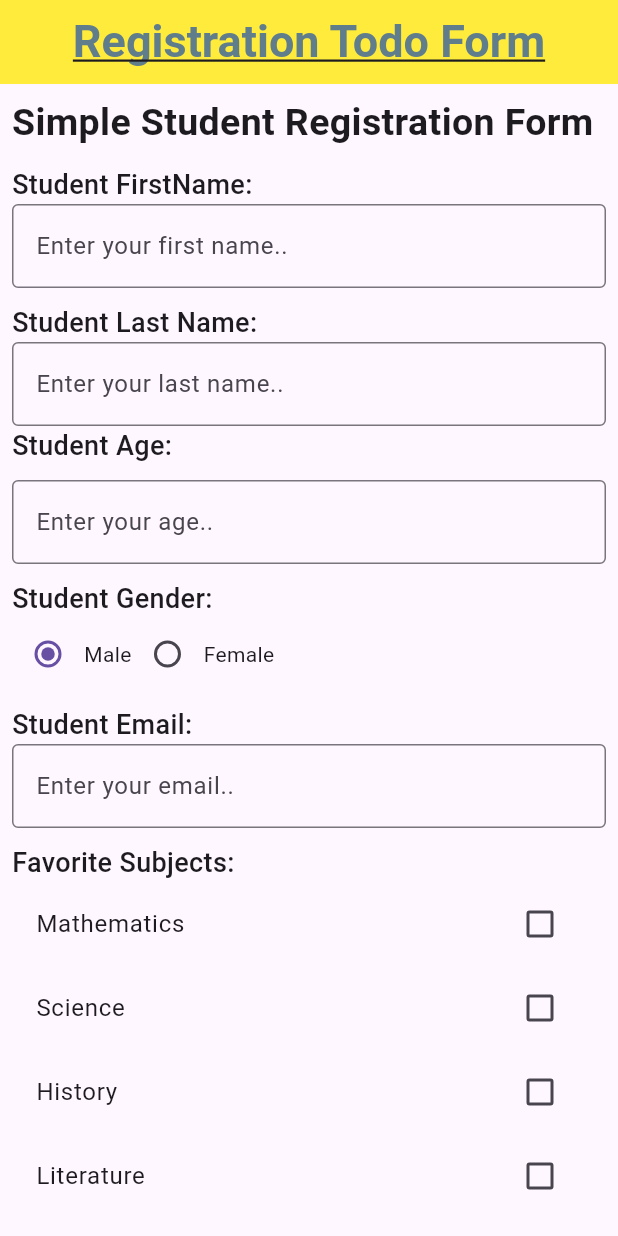
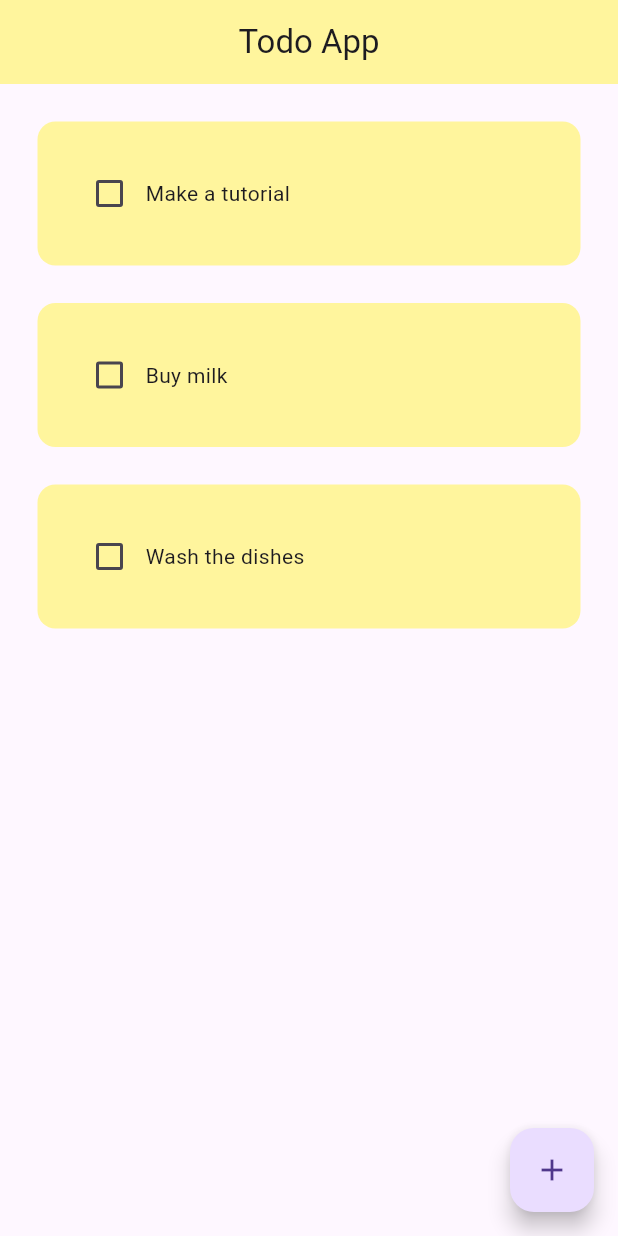
Before and after one commit to Uwihanganyeobed/Flutter-Master-Class, a Flutter app: the screen it shows after launch, on a phone screen of 412 x 824 dp. Run offline on Flutter 3.47's test engine with Material 3 defaults, Android fonts, the phone set to English and light mode, and no system bars; drawn by our look-alikes of flutter_slidable; statements that could not run were skipped.

```diff
--- a/lib/main.dart
+++ b/lib/main.dart
@@ -3,6 +3,10 @@ import 'package:flutter/material.dart';
 import 'package:introduction/todo-app/home_page.dart';
 
 void main() {
+
+  //initialize a hive
+  Hive
+
   runApp(MyApp());
 }
 
--- a/lib/todo-app/home_page.dart
+++ b/lib/todo-app/home_page.dart
@@ -1,5 +1,7 @@
 // ignore_for_file: prefer_const_constructors
 import 'package:flutter/material.dart';
+import 'package:introduction/todo-app/utils/dialog_box.dart';
+import 'package:introduction/todo-app/utils/todo_tile.dart';
 
 class HomePage extends StatefulWidget {
   const HomePage({super.key});
@@ -9,183 +11,74 @@ class HomePage extends StatefulWidget {
 }
 
 class _HomePageState extends State<HomePage> {
-  TextEditingController todoController = TextEditingController();
-  String selectedGender = 'Male';
-  Map<String, bool> favoriteLessons = {
-    'Mathematics': false,
-    'Science': false,
-    'History': false,
-    'Literature': false,
-  };
+  //text controller
+  final _controller = TextEditingController();
+//list of tasks
+  List<List<dynamic>> toDoList = [
+    ["Make a tutorial", false],
+    ["Buy milk", false],
+    ["Wash the dishes", false]
+  ];
+
+//checkbox was tapped
+
+  void checkBoxChanged(bool? value, int index) {
+    setState(() {
+      toDoList[index][1] = value!;
+    });
+  }
+
+  //create new task
+  void createNewTask() {
+    showDialog(
+        context: context,
+        builder: (context) {
+          return DialogBox(
+              controller: _controller,
+              onSave: saveNewTask,
+              onCancel: () => Navigator.of(context).pop());
+        });
+  }
+
+  //save new task
+  void saveNewTask() {
+    setState(() {
+      toDoList.add([_controller.text, false]);
+    });
+    _controller.clear();
+    Navigator.of(context).pop();
+  }
+
+  //delete task
+  void deleteTask(int index) {
+    setState(() {
+      toDoList.removeAt(index);
+    });
+  }
 
   @override
   Widget build(BuildContext context) {
     return Scaffold(
-      appBar: AppBar(
-        title: Center(
-          child: Text(
-            "Registration Todo Form",
-            style: TextStyle(
-              color: Colors.blueGrey,
-              decoration: TextDecoration.underline,
-              fontSize: 30,
-              fontWeight: FontWeight.bold,
-            ),
-            textAlign: TextAlign.center,
+        appBar: AppBar(
+          title: Text('Todo App'),
+          backgroundColor: Colors.yellow[200],
+          centerTitle: true,
+          elevation: 0,
+        ),
+        floatingActionButton: FloatingActionButton(
+          onPressed: () {
+            createNewTask();
+          },
+          child: Icon(Icons.add),
+        ),
+        body: ListView.builder(
+          itemCount: toDoList.length,
+          itemBuilder: (context, index) => TodoTile(
+            taskName: toDoList[index][0],
+            taskCompleted: toDoList[index][1],
+            onChanged: (value) => checkBoxChanged(value, index),
+            deleteFunction: (context) => deleteTask(index),
           ),
-        ),
-        backgroundColor: Colors.yellow,
-      ),
-      body: Center(
-        child: Column(
-          children: [
-            Padding(
-              padding: const EdgeInsets.all(8.0),
-              child: Column(
-                crossAxisAlignment: CrossAxisAlignment.start,
-                children: [
-                  Text(
-                    "Simple Student Registration Form",
-                    style: TextStyle(
-                      fontSize: 25,
-                      fontWeight: FontWeight.bold,
-                    ),
-                    textAlign: TextAlign.center,
-                  ),
-                  SizedBox(height: 10),
-                  Text(
-                    "Student FirstName:",
-                    style: TextStyle(
-                      fontSize: 18,
-                      fontWeight: FontWeight.w500,
-                    ),
-                  ),
-                  TextFormField(
-                    controller: todoController,
-                    decoration: InputDecoration(
-                      hintText: "Enter your first name..",
-                      border: OutlineInputBorder(),
-                    ),
-                  ),
-                  SizedBox(height: 10),
-                  Text(
-                    "Student Last Name:",
-                    style: TextStyle(
-                      fontSize: 18,
-                      fontWeight: FontWeight.w500,
-                    ),
-                  ),
-                  TextFormField(
-                    controller: todoController,
-                    decoration: InputDecoration(
-                      hintText: "Enter your last name..",
-                      border: OutlineInputBorder(),
-                    ),
-                  ),
-                  Text(
-                    "Student Age:",
-                    style: TextStyle(
-                      fontSize: 18,
-                      fontWeight: FontWeight.w500,
-                    ),
-                  ),
-                  SizedBox(height: 10),
-                  TextFormField(
-                    controller: todoController,
-                    decoration: InputDecoration(
-                      hintText: "Enter your age..",
-                      border: OutlineInputBorder(),
-                    ),
-                  ),
-                  SizedBox(height: 10),
-                  Text(
-                    "Student Gender:",
-                    style: TextStyle(
-                      fontSize: 18,
-                      fontWeight: FontWeight.w500,
-                    ),
-                  ),
-                  Row(
-                    children: [
-                      Radio(
-                        value: 'Male',
-                        groupValue: selectedGender,
-                        onChanged: (value) {
-                          setState(() {
-                            selectedGender = value.toString();
-                          });
-                        },
-                      ),
-                      Text('Male'),
-                      Radio(
-                        value: 'Female',
-                        groupValue: selectedGender,
-                        onChanged: (value) {
-                          setState(() {
-                            selectedGender = value.toString();
-                          });
-                        },
-                      ),
-                      Text('Female'),
-                    ],
-                  ),
-                  SizedBox(height: 10),
-                  Text(
-                    "Student Email:",
-                    style: TextStyle(
-                      fontSize: 18,
-                      fontWeight: FontWeight.w500,
-                    ),
-                  ),
-                  TextFormField(
-                    decoration: InputDecoration(
-                      hintText: "Enter your email..",
-                      border: OutlineInputBorder(),
-                    ),
-                  ),
-                  SizedBox(height: 10),
-                  Text(
-                    "Favorite Subjects:",
-                    style: TextStyle(
-                      fontSize: 18,
-                      fontWeight: FontWeight.w500,
-                    ),
-                  ),
-                  ...favoriteLessons.keys.map((String key) {
-                    return CheckboxListTile(
-                      title: Text(key),
-                      value: favoriteLessons[key],
-                      onChanged: (bool? value) {
-                        setState(() {
-                          favoriteLessons[key] = value!;
-                        });
-                      },
-                    );
-                  }).toList(),
-                  SizedBox(height: 20),
-                  Center(
-                    child: ElevatedButton(
-                      style: ElevatedButton.styleFrom(
-                        backgroundColor: Colors.blue,
-                        padding:
-                            EdgeInsets.symmetric(horizontal: 50, vertical: 15),
-                      ),
-                      onPressed: () {
-                        // Handle form submission here
-                        print('Form Submitted');
-                      },
-                      child: Text(
-                        'Submit',
-                        style: TextStyle(fontSize: 18),
-                      ),
-                    ),
-                  ),
-                ],
-              ),
-            ),
-          ],
-        ),
-      ),
-    );
+        ));
   }
 }
--- /dev/null
+++ b/lib/todo-app/utils/todo_tile.dart
@@ -0,0 +1,59 @@
+// ignore_for_file: prefer_const_constructors, sort_child_properties_last
+
+import 'package:flutter/material.dart';
+import 'package:flutter_slidable/flutter_slidable.dart';
+
+class TodoTile extends StatelessWidget {
+  final String taskName;
+  final bool taskCompleted;
+  final Function(bool?)? onChanged;
+  final Function(BuildContext)? deleteFunction;
+
+  const TodoTile(
+      {super.key,
+      required this.taskName,
+      required this.taskCompleted,
+      required this.onChanged,
+      required this.deleteFunction});
+
+  @override
+  Widget build(BuildContext context) {
+    return Padding(
+      padding: const EdgeInsets.only(left: 25.0, right: 25.0, top: 25.0),
+      child: Slidable(
+        endActionPane: ActionPane(motion: StretchMotion(), children: [
+          SlidableAction(
+            onPressed: deleteFunction,
+            icon: Icons.delete,
+            borderRadius: BorderRadius.circular(12),
+            backgroundColor: Colors.red.shade300,
+          )
+        ]),
+        child: Container(
+          padding: EdgeInsets.all(24),
+          child: Row(
+            children: [
+              //checkbox
+              Checkbox(
+                value: taskCompleted,
+                onChanged: onChanged,
+                activeColor: Colors.black,
+              ),
+              // task name
+              Text(
+                taskName,
+                style: TextStyle(
+                    decoration: taskCompleted
+                        ? TextDecoration.lineThrough
+                        : TextDecoration.none),
+              ),
+            ],
+          ),
+          decoration: BoxDecoration(
+              color: Colors.yellow[200],
+              borderRadius: BorderRadius.circular(12)),
+        ),
+      ),
+    );
+  }
+}
--- a/pubspec.yaml
+++ b/pubspec.yaml
@@ -35,6 +35,7 @@ dependencies:
   # The following adds the Cupertino Icons font to your application.
   # Use with the CupertinoIcons class for iOS style icons.
   cupertino_icons: ^1.0.8
+  flutter_slidable: ^3.0.0
 
 dev_dependencies:
   flutter_test:
```
Also changed, not shown: lib/todo-app/form_app.dart (added, +208 -0 lines), lib/todo-app/utils/dialog_box.dart (added, +46 -0 lines), lib/todo-app/utils/my_button.dart (added, +16 -0 lines), pubspec.lock.
